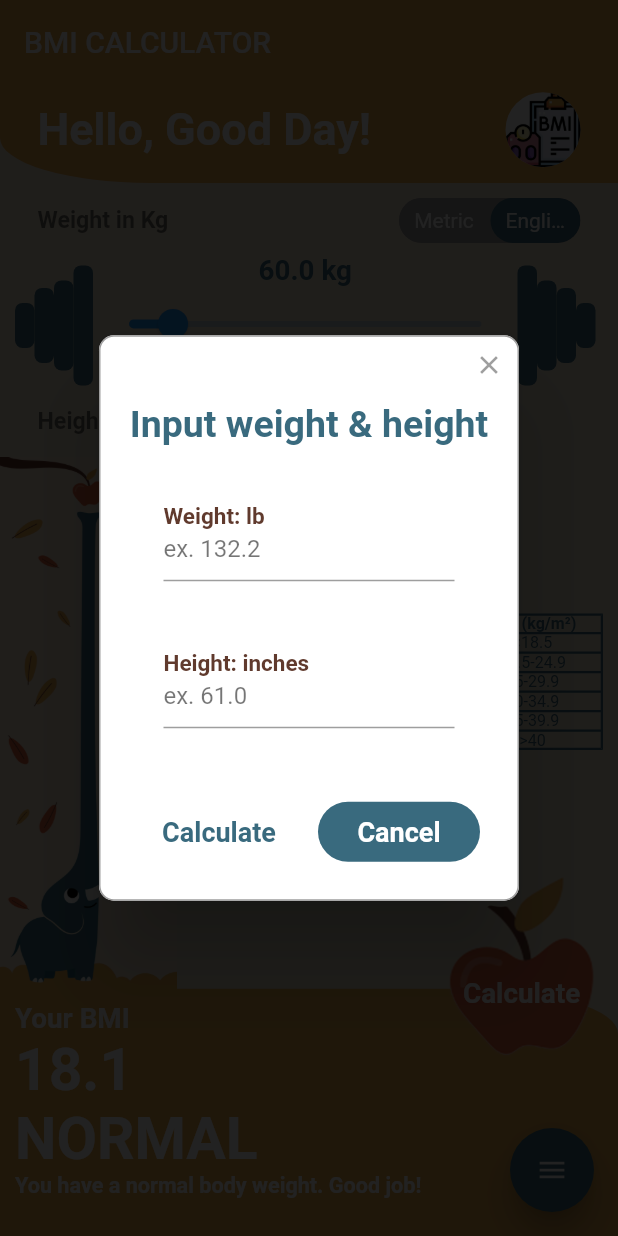
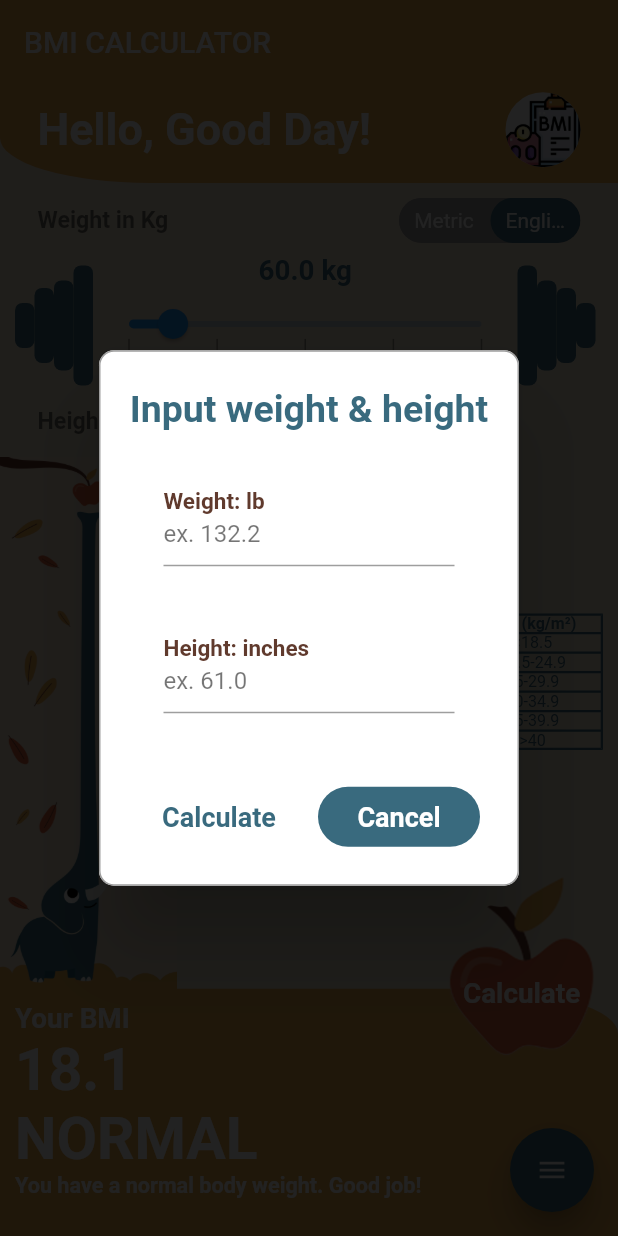
Before and after one commit to ktheryn/lazybmi, a Flutter app: the screen it shows after launch, after a tap on "English", on a phone screen of 412 x 824 dp. Run offline on Flutter 3.47's test engine with Material 2 defaults, Android fonts, the phone set to English and light mode, and no system bars; drawn by our look-alikes of flutter_speed_dial, rflutter_alert, syncfusion_flutter_sliders, toggle_switch; our stand-ins replace shared_preferences; missing offline and left inert: syncfusion_flutter_core.

Commit message:
splash screen added

```diff
--- a/lib/home_screen_v2.dart
+++ b/lib/home_screen_v2.dart
@@ -568,7 +568,7 @@ class _BMIScreenV2State extends State<BMIScreenV2> {
         ),
       ),
       title: "Input weight & height",
-      style: const AlertStyle(titleStyle: TextStyle(color: Color(0xFF396a7e), fontSize: 25, fontWeight: FontWeight.bold,)),
+      style: const AlertStyle(isCloseButton: false,titleStyle: TextStyle(color: Color(0xFF396a7e), fontSize: 25, fontWeight: FontWeight.bold,)),
       buttons: [
         DialogButton(
           radius: BorderRadius.all(Radius.circular(20)),
--- /dev/null
+++ b/lib/loading_screen.dart
@@ -0,0 +1,38 @@
+
+import 'package:flutter/material.dart';
+import 'home_screen_v2.dart';
+
+class LoadingScreen extends StatefulWidget {
+  const LoadingScreen({Key? key}) : super(key: key);
+
+  @override
+  _LoadingScreenState createState() => _LoadingScreenState();
+}
+
+class _LoadingScreenState extends State<LoadingScreen> {
+  @override
+  Widget build(BuildContext context) {
+
+    Future.delayed(const Duration(milliseconds: 3000), () {
+      Navigator.of(context).pushAndRemoveUntil(MaterialPageRoute(builder: (context) => BMIScreenV2()), (Route<dynamic> route) => false);
+    });
+
+    return Scaffold(
+      backgroundColor: Colors.white,
+      body: Column(
+        mainAxisAlignment: MainAxisAlignment.center,
+        children: [
+          Row(
+            mainAxisAlignment: MainAxisAlignment.center,
+            children: [
+              Image.asset('images/BMIIconLogo.png',
+                height: (MediaQuery.of(context).size.width)*0.85,
+                width: (MediaQuery.of(context).size.width)*0.85,
+              ),
+            ],
+          ),
+        ],
+      ),
+    );;
+  }
+}
--- a/lib/main.dart
+++ b/lib/main.dart
@@ -1,6 +1,7 @@
 import 'package:flutter/material.dart';
 import 'package:lazybmi/home_screen_v2.dart';
 import 'constants.dart';
+import 'loading_screen.dart';
 
 void main() {
   runApp(const MyBMI());
@@ -11,12 +12,13 @@ class MyBMI extends StatelessWidget {
 
   @override
   Widget build(BuildContext context) {
+    precacheImage(AssetImage('images/bmielephant.png'), context);
     return MaterialApp(
       theme: ThemeData.light().copyWith(
         primaryColor: Color(0xFF396a7e),
         scaffoldBackgroundColor: kPrimaryBmiBackground,
       ),
-      home: BMIScreenV2(),
+      home: LoadingScreen(),//BMIScreenV2(),
     );
   }
 }
```
Also changed, not shown: images/BMIIconLogo.png (added).
